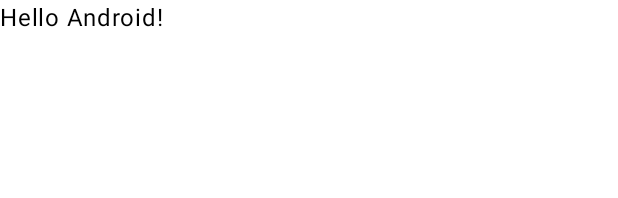
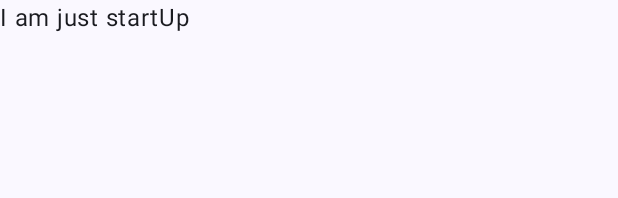
Before and after one commit to Bhavneshsharma/Movie-Details-TMDB-Compose, an Android app built with Jetpack Compose: the @Preview function GreetingPreview, on a phone screen of 412 x 824 dp. Shown: the top 198 px of the screen. Run offline under Robolectric (Android 15) with nearby library versions, the phone set to English and light mode, and no system bars; our stand-ins replace Dagger/Hilt's generated code.

```diff
--- a/app/src/main/AndroidManifest.xml
+++ b/app/src/main/AndroidManifest.xml
@@ -2,7 +2,10 @@
 <manifest xmlns:android="http://schemas.android.com/apk/res/android"
     xmlns:tools="http://schemas.android.com/tools">
 
+    <uses-permission android:name="android.permission.INTERNET" />
+
     <application
+        android:name=".MyMovieDetailsApplication"
         android:allowBackup="true"
         android:dataExtractionRules="@xml/data_extraction_rules"
         android:fullBackupContent="@xml/backup_rules"
@@ -13,7 +16,7 @@
         android:theme="@style/Theme.MovieDetailsTMDBCompose"
         tools:targetApi="31">
         <activity
-            android:name=".MainActivity"
+            android:name=".ui.MainActivity"
             android:exported="true"
             android:label="@string/app_name"
             android:theme="@style/Theme.MovieDetailsTMDBCompose">
@@ -24,5 +27,4 @@
             </intent-filter>
         </activity>
     </application>
-
 </manifest>
--- a/app/src/main/java/com/bhavneshsharma/moviedetailstmdbcompose/MainActivity.kt
+++ b/app/src/main/java/com/bhavneshsharma/moviedetailstmdbcompose/ui/MainActivity.kt
@@ -1,47 +1,44 @@
-package com.bhavneshsharma.moviedetailstmdbcompose
+package com.bhavneshsharma.moviedetailstmdbcompose.ui
 
 import android.os.Bundle
 import androidx.activity.ComponentActivity
 import androidx.activity.compose.setContent
 import androidx.activity.enableEdgeToEdge
 import androidx.compose.foundation.layout.fillMaxSize
-import androidx.compose.foundation.layout.padding
-import androidx.compose.material3.Scaffold
-import androidx.compose.material3.Text
+import androidx.compose.material3.Surface
 import androidx.compose.runtime.Composable
 import androidx.compose.ui.Modifier
 import androidx.compose.ui.tooling.preview.Preview
+import androidx.navigation.compose.rememberNavController
+import com.bhavneshsharma.moviedetailstmdbcompose.ui.navigation.MovieDetailNavHost
 import com.bhavneshsharma.moviedetailstmdbcompose.ui.theme.MovieDetailsTMDBComposeTheme
+import dagger.hilt.android.AndroidEntryPoint
 
+@AndroidEntryPoint
 class MainActivity : ComponentActivity() {
     override fun onCreate(savedInstanceState: Bundle?) {
         super.onCreate(savedInstanceState)
         enableEdgeToEdge()
         setContent {
-            MovieDetailsTMDBComposeTheme {
-                Scaffold(modifier = Modifier.fillMaxSize()) { innerPadding ->
-                    Greeting(
-                        name = "Android",
-                        modifier = Modifier.padding(innerPadding)
-                    )
-                }
-            }
+            App()
         }
     }
 }
 
 @Composable
-fun Greeting(name: String, modifier: Modifier = Modifier) {
-    Text(
-        text = "Hello $name!",
-        modifier = modifier
-    )
+fun App() {
+    MovieDetailsTMDBComposeTheme {
+        Surface(modifier = Modifier.fillMaxSize()) {
+            val navHostController = rememberNavController()
+            MovieDetailNavHost(navHostController = navHostController)
+        }
+    }
 }
 
 @Preview(showBackground = true)
 @Composable
 fun GreetingPreview() {
     MovieDetailsTMDBComposeTheme {
-        Greeting("Android")
+        App()
     }
 }
--- /dev/null
+++ b/app/src/main/java/com/bhavneshsharma/moviedetailstmdbcompose/ui/navigation/MovieDetailNavHost.kt
@@ -0,0 +1,21 @@
+package com.bhavneshsharma.moviedetailstmdbcompose.ui.navigation
+
+import androidx.compose.runtime.Composable
+import androidx.hilt.navigation.compose.hiltViewModel
+import androidx.navigation.NavHostController
+import androidx.navigation.compose.NavHost
+import androidx.navigation.compose.composable
+import com.bhavneshsharma.moviedetailstmdbcompose.ui.view.movieList.screens.MovieListScreen
+import com.bhavneshsharma.moviedetailstmdbcompose.ui.view.movieList.viewModel.MovieListViewModel
+
+@Composable
+fun MovieDetailNavHost(
+    navHostController: NavHostController
+) {
+    NavHost(navController = navHostController, startDestination = ScreenMovieList) {
+        composable<ScreenMovieList> {
+            val viewModel: MovieListViewModel = hiltViewModel()
+            MovieListScreen()
+        }
+    }
+}
--- /dev/null
+++ b/app/src/main/java/com/bhavneshsharma/moviedetailstmdbcompose/ui/navigation/NavRoutes.kt
@@ -0,0 +1,6 @@
+package com.bhavneshsharma.moviedetailstmdbcompose.ui.navigation
+
+import kotlinx.serialization.Serializable
+
+@Serializable
+object ScreenMovieList
--- /dev/null
+++ b/app/src/main/java/com/bhavneshsharma/moviedetailstmdbcompose/ui/view/movieList/screens/MovieListScreen.kt
@@ -0,0 +1,9 @@
+package com.bhavneshsharma.moviedetailstmdbcompose.ui.view.movieList.screens
+
+import androidx.compose.material3.Text
+import androidx.compose.runtime.Composable
+
+@Composable
+fun MovieListScreen() {
+    Text(text = "I am just startUp")
+}
--- /dev/null
+++ b/app/src/main/java/com/bhavneshsharma/moviedetailstmdbcompose/ui/view/movieList/viewModel/MovieListViewModel.kt
@@ -0,0 +1,12 @@
+package com.bhavneshsharma.moviedetailstmdbcompose.ui.view.movieList.viewModel
+
+import androidx.lifecycle.ViewModel
+import dagger.hilt.android.lifecycle.HiltViewModel
+import javax.inject.Inject
+
+@HiltViewModel
+class MovieListViewModel @Inject constructor(
+
+) : ViewModel() {
+
+}
--- a/build.gradle.kts
+++ b/build.gradle.kts
@@ -2,4 +2,6 @@
 plugins {
     alias(libs.plugins.android.application) apply false
     alias(libs.plugins.jetbrains.kotlin.android) apply false
+    alias(libs.plugins.daggerHilt) apply false
+    alias(libs.plugins.compose.compiler) apply false
 }
```
Also changed, not shown: app/build.gradle.kts (+23 -0 lines), app/src/main/java/com/bhavneshsharma/moviedetailstmdbcompose/MyMovieDetailsApplication.kt (added, +7 -0 lines), gradle/libs.versions.toml (+21 -3 lines).
